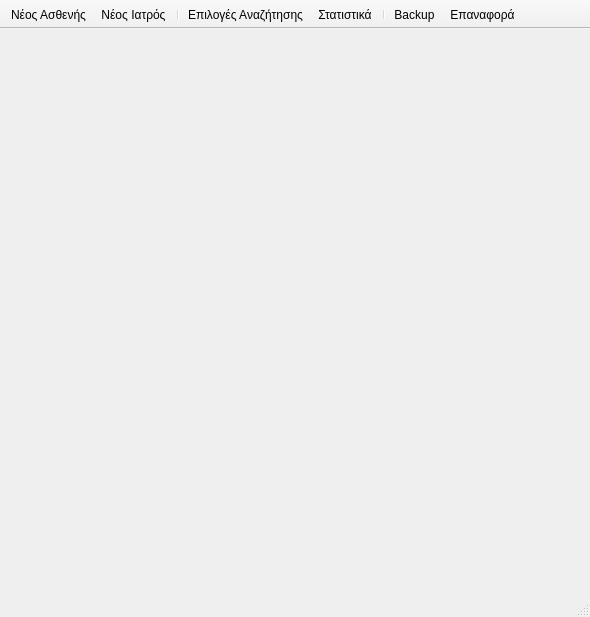
First picture: the form in ui/ui_files/main_window.ui, repository tdgs/medical_qt_ruby, before the edit.
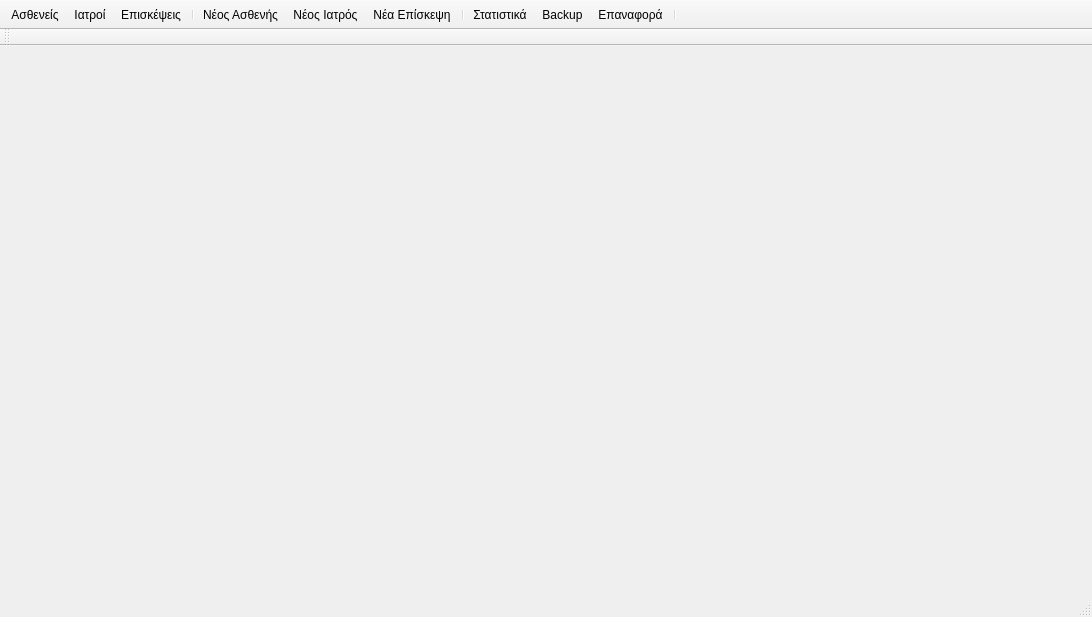
Second picture: the form after the edit. Icons and pictures are not drawn.

The edit to the form file:
```diff
--- a/ui/ui_files/main_window.ui
+++ b/ui/ui_files/main_window.ui
@@ -6,7 +6,7 @@
    <rect>
     <x>0</x>
     <y>0</y>
-    <width>590</width>
+    <width>1092</width>
     <height>617</height>
    </rect>
   </property>
@@ -36,14 +36,32 @@
    <attribute name="toolBarBreak">
     <bool>false</bool>
    </attribute>
+   <addaction name="patient_main"/>
+   <addaction name="doctor_main"/>
+   <addaction name="exams_main"/>
+   <addaction name="separator"/>
    <addaction name="new_patient"/>
    <addaction name="new_doctor"/>
+   <addaction name="new_visit"/>
    <addaction name="separator"/>
-   <addaction name="action"/>
    <addaction name="statistics"/>
-   <addaction name="separator"/>
    <addaction name="actionBackup"/>
    <addaction name="actionRestoreBackup"/>
+   <addaction name="separator"/>
+  </widget>
+  <widget class="QToolBar" name="childToolbar">
+   <property name="windowTitle">
+    <string>toolBar_2</string>
+   </property>
+   <property name="toolButtonStyle">
+    <enum>Qt::ToolButtonTextUnderIcon</enum>
+   </property>
+   <attribute name="toolBarArea">
+    <enum>TopToolBarArea</enum>
+   </attribute>
+   <attribute name="toolBarBreak">
+    <bool>true</bool>
+   </attribute>
   </widget>
   <action name="new_patient">
    <property name="icon">
@@ -104,6 +122,35 @@
     <string>Επαναφορά</string>
    </property>
   </action>
+  <action name="patient_main">
+   <property name="checkable">
+    <bool>true</bool>
+   </property>
+   <property name="text">
+    <string>Ασθενείς</string>
+   </property>
+  </action>
+  <action name="doctor_main">
+   <property name="checkable">
+    <bool>true</bool>
+   </property>
+   <property name="text">
+    <string>Ιατροί</string>
+   </property>
+  </action>
+  <action name="exams_main">
+   <property name="checkable">
+    <bool>true</bool>
+   </property>
+   <property name="text">
+    <string>Επισκέψεις</string>
+   </property>
+  </action>
+  <action name="new_visit">
+   <property name="text">
+    <string>Νέα Επίσκεψη</string>
+   </property>
+  </action>
  </widget>
  <resources>
   <include location="../../resources/icons.qrc"/>
```
Left out of the diff: 104 changed lines with no effect on the pictures.
